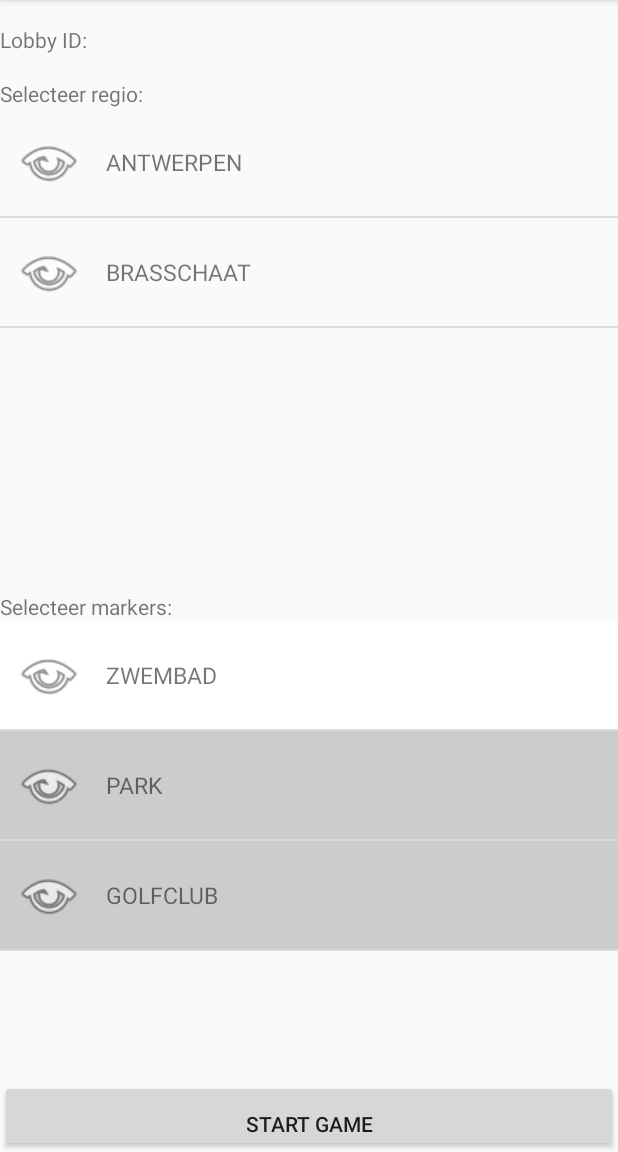
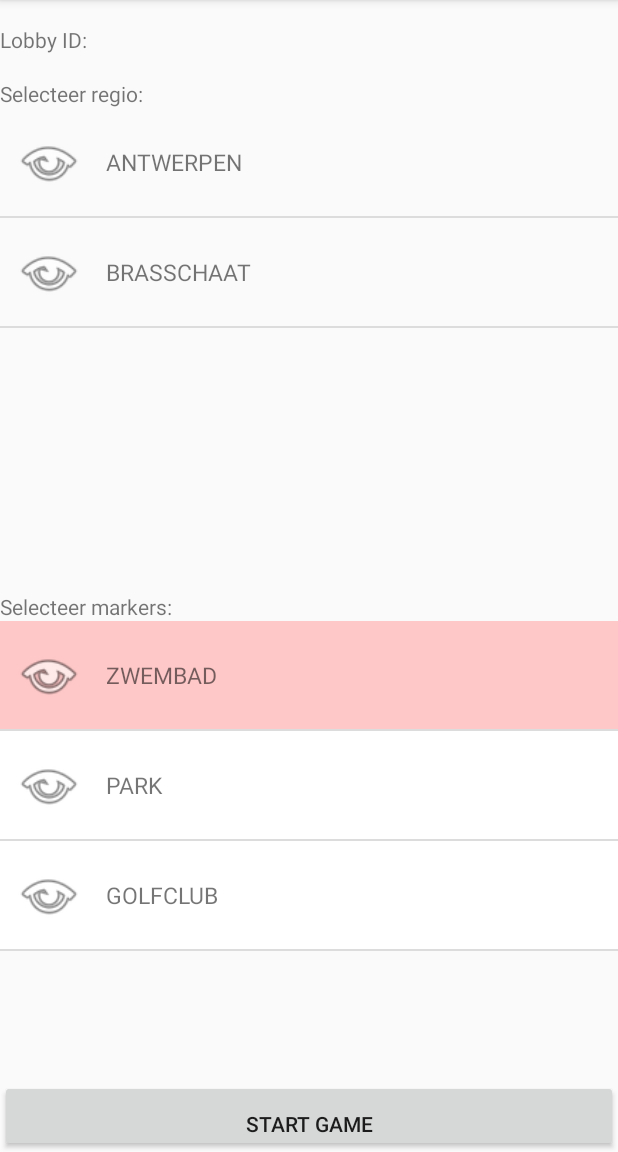
Before and after one commit to AP-Elektronica-ICT/CA1819-HansAnders, an Android app: the HostConfigActivity screen opened directly, with no data from a screen before it, after a tap on "ZWEMBAD", on a phone screen of 412 x 824 dp, the part 84-1236 px from its top. Run offline under Robolectric (Android 15) with nearby library versions, the phone set to English and light mode, and no system bars; 2 other taps on this screen came first.

Commit message:
locatie select bg color change

```diff
--- a/MobApp/app/src/main/java/be/ap/eaict/geocapture/HostConfigLocatiesAdapter.java
+++ b/MobApp/app/src/main/java/be/ap/eaict/geocapture/HostConfigLocatiesAdapter.java
@@ -29,9 +29,9 @@ public class HostConfigLocatiesAdapter extends ArrayAdapter<Locatie> {
 
         LinearLayout background = (LinearLayout) view.findViewById(R.id.marker_background);
         if (getItem(position).used)
-            background.setBackgroundColor(Color.LTGRAY);
+            background.setBackgroundColor(Color.WHITE);
         else
-            background.setBackgroundColor(Color.WHITE);
+            background.setBackgroundColor(Color.rgb(255, 200,200));
 
         return view;
     }
```
